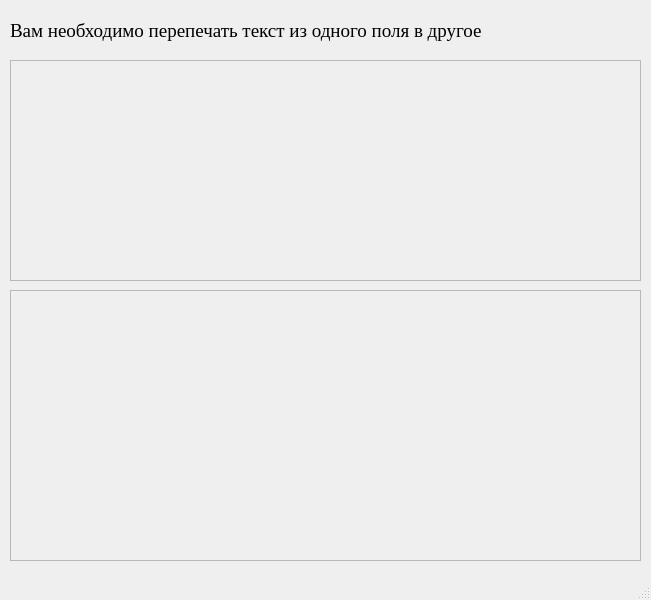
The window that Standart_design.ui (iamanonym/Project_PyQT5) describes before a commit, drawn with Qt 5.
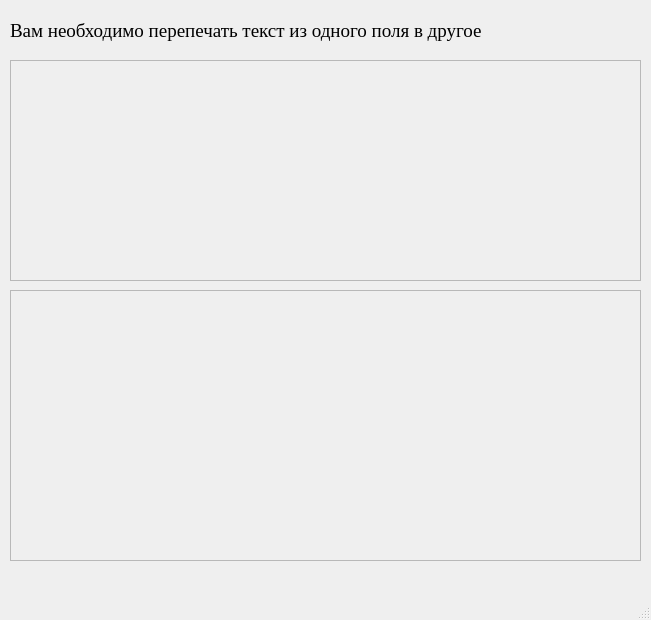
The same window after the commit.

```diff
--- a/Standart_design.ui
+++ b/Standart_design.ui
@@ -10,7 +10,7 @@
     <x>0</x>
     <y>0</y>
     <width>651</width>
-    <height>600</height>
+    <height>620</height>
    </rect>
   </property>
   <property name="windowTitle">
```
Left out of the diff: 2 changed lines with no effect on the pictures.
